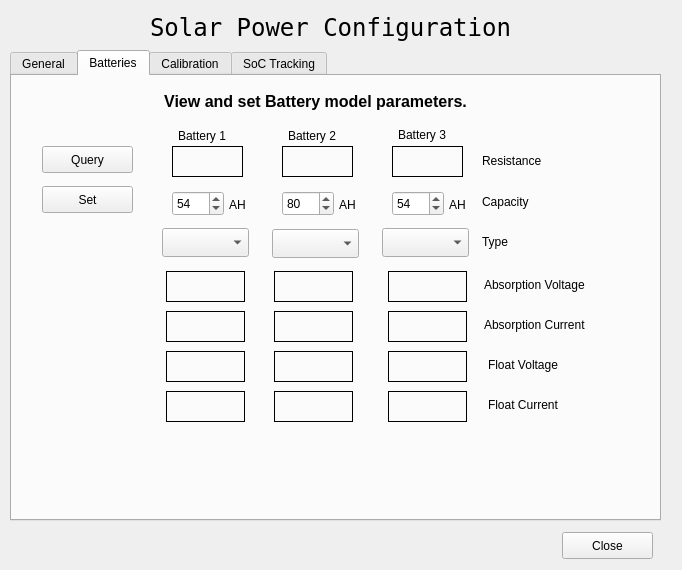
This is gui/power-management-configure.ui in dmsherazi/Battery-Management-System as Qt 5 draws it before an edit. The edited form follows.
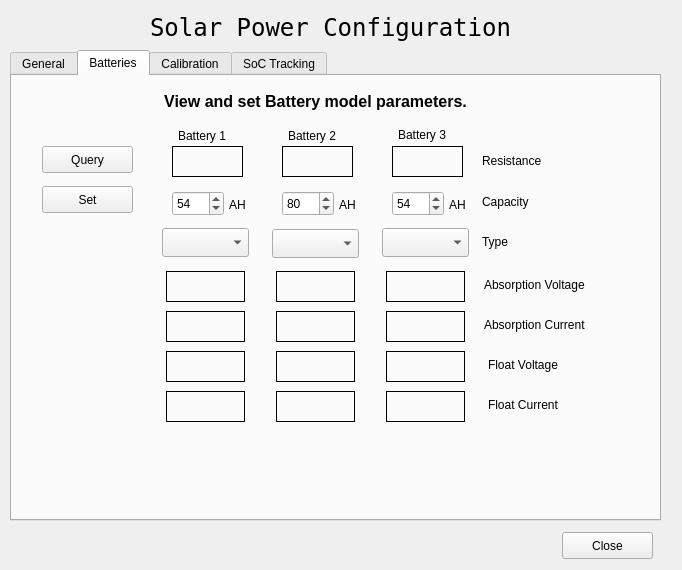
This is the edited form. The open tabs and pages were chosen to show the change.

Diff of the .ui file:
```diff
--- a/gui/power-management-configure.ui
+++ b/gui/power-management-configure.ui
@@ -556,7 +556,7 @@
     <widget class="QLabel" name="battery2AbsorptionVoltage">
      <property name="geometry">
       <rect>
-       <x>262</x>
+       <x>264</x>
        <y>195</y>
        <width>79</width>
        <height>31</height>
@@ -572,7 +572,7 @@
     <widget class="QLabel" name="battery3AbsorptionVoltage">
      <property name="geometry">
       <rect>
-       <x>376</x>
+       <x>374</x>
        <y>195</y>
        <width>79</width>
        <height>31</height>
@@ -604,7 +604,7 @@
     <widget class="QLabel" name="battery2FloatVoltage">
      <property name="geometry">
       <rect>
-       <x>262</x>
+       <x>264</x>
        <y>275</y>
        <width>79</width>
        <height>31</height>
@@ -620,7 +620,7 @@
     <widget class="QLabel" name="battery3FloatVoltage">
      <property name="geometry">
       <rect>
-       <x>376</x>
+       <x>374</x>
        <y>275</y>
        <width>79</width>
        <height>31</height>
@@ -636,7 +636,7 @@
     <widget class="QLabel" name="battery3FloatCurrent">
      <property name="geometry">
       <rect>
-       <x>376</x>
+       <x>374</x>
        <y>315</y>
        <width>79</width>
        <height>31</height>
@@ -652,7 +652,7 @@
     <widget class="QLabel" name="battery2FloatCurrent">
      <property name="geometry">
       <rect>
-       <x>262</x>
+       <x>264</x>
        <y>315</y>
        <width>79</width>
        <height>31</height>
@@ -723,7 +723,7 @@
     <widget class="QLabel" name="battery2AbsorptionCurrent">
      <property name="geometry">
       <rect>
-       <x>262</x>
+       <x>264</x>
        <y>235</y>
        <width>79</width>
        <height>31</height>
@@ -739,7 +739,7 @@
     <widget class="QLabel" name="battery3AbsorptionCurrent">
      <property name="geometry">
       <rect>
-       <x>376</x>
+       <x>374</x>
        <y>235</y>
        <width>79</width>
        <height>31</height>
```
Left out of the diff: 2 changed lines with no effect on the pictures.
